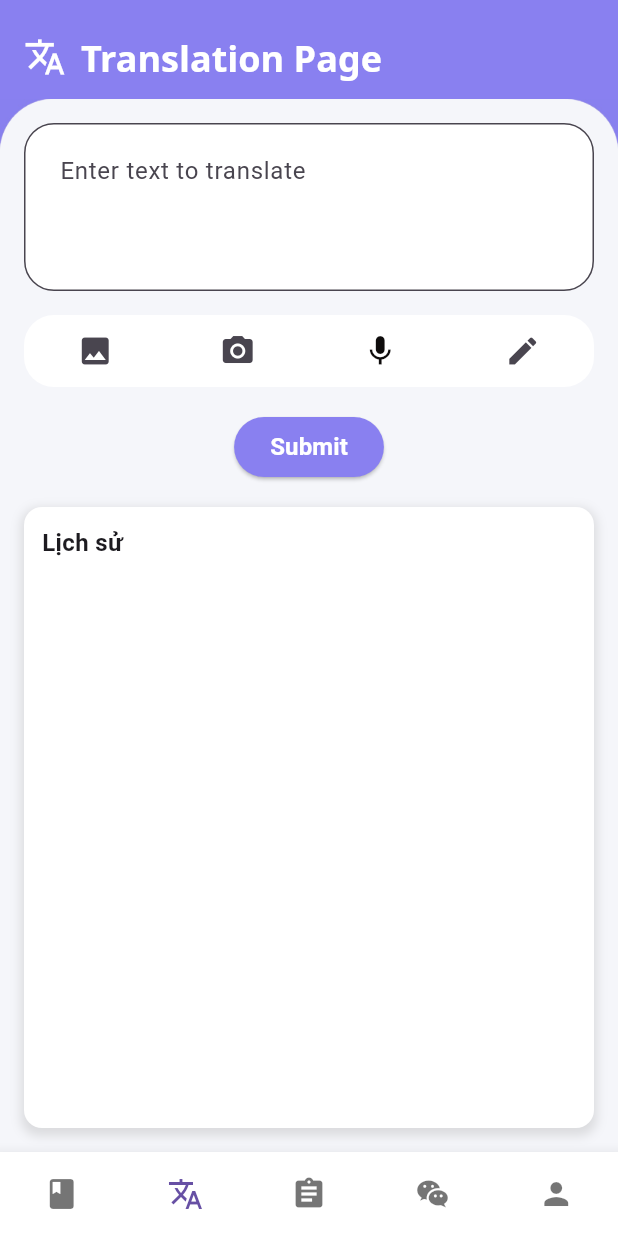
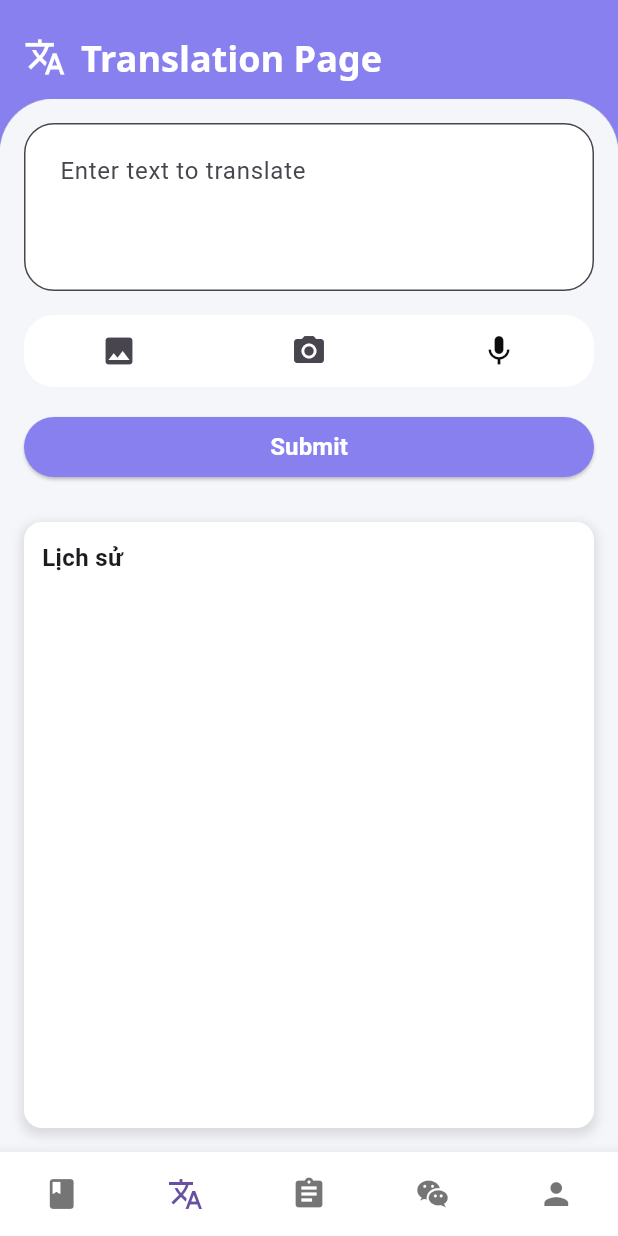
Before and after one commit to LearnJapaneseUET/AndroidFrontend, a Flutter app: the screen it shows once a user with an empty profile is signed in, item 2 of the bottom bar chosen, on a phone screen of 412 x 824 dp. Run offline on Flutter 3.47's test engine with Material 3 defaults, Android fonts, the phone set to English and light mode, and no system bars; our stand-ins replace audioplayers, camera, file_picker, firebase_auth, firebase_core, firebase_messaging and 12 more; missing offline and left inert: flutter_sound, mailer; accounts and stored records are empty; Roboto replaces fonts that are missing (Noto Sans).

Commit message:
fix: translation page

```diff
--- a/lib/pages/translation_page.dart
+++ b/lib/pages/translation_page.dart
@@ -1,4 +1,5 @@
 import 'dart:convert';
+import 'dart:developer';
 
 import 'package:flutter/material.dart';
 import 'package:image_picker/image_picker.dart';
@@ -87,8 +88,13 @@
         String responseBody = response.body;
         setState(() {
           final Map<String, dynamic> decodedResponse = jsonDecode(responseBody);
-          _translationResult = decodedResponse['response']
-              .toString(); // Ensure the response is converted to a string
+          _translationResult = decodedResponse['response'].toString();
+          log("dit eeeeeeeeeee ${_translationResult!.substring(1, _translationResult!.length - 2)}");
+          _translationResult = _translationResult!.substring(1, _translationResult!.length - 2);
+          // .toString(); // Ensure the response is converted to a string
+          // String? dumaaa = _translationResult?[0].substring(1, _translationResult!.length - 2);
+          // log("dit me mayyy ${dumaaa!}");
+
         });
       } else {
         debugPrint('dangtiendung1201: Response body: ${response.statusCode}');
@@ -206,7 +212,8 @@
         child: Padding(
           padding: const EdgeInsets.all(16.0),
           child: Column(
-            children: [
+            crossAxisAlignment: CrossAxisAlignment.stretch,
+            children: <Widget>[
               TextField(
                 controller: _textController,
                 decoration: InputDecoration(
@@ -262,12 +269,7 @@
                         }
                       },
                     ),
-                    IconButton(
-                      icon: const Icon(Icons.edit),
-                      onPressed: () {
-                        // Implement handwriting input logic here
-                      },
-                    ),
+
                   ],
                 ),
               ),
@@ -291,13 +293,48 @@
                   ),
                 ),
               ),
-              const SizedBox(height: 16),
+              const SizedBox(width: 10, height: 16),
               if (_translationResult != null)
-                Text(
-                  'Translation: $_translationResult',
-                  style: const TextStyle(
-                      fontSize: 16, fontWeight: FontWeight.bold),
+                Container(
+                  decoration: BoxDecoration(
+                    color: Colors.white, // Màu nền trắng
+                    borderRadius: BorderRadius.circular(12), // Bo góc
+                    boxShadow: [
+                      BoxShadow(
+                        color: Colors.grey
+                            .withOpacity(0.3), // Hiệu ứng đổ bóng nhẹ
+                        spreadRadius: 2,
+                        blurRadius: 5,
+                        offset: Offset(0, 3), // Đổ bóng xuống dưới
+                      ),
+                    ],
+                  ),
+                  padding: const EdgeInsets.all(
+                      12.0),
+                  child: Column(
+                    crossAxisAlignment: CrossAxisAlignment.start,
+                    children: [
+                      const Text(
+                        'Dịch',
+                        style: TextStyle(
+                          fontSize: 16,
+                          fontWeight: FontWeight.bold,
+                        ),
+                      ),
+                      const SizedBox(
+                          height: 8),
+                      Text(
+
+                        '$_translationResult',
+                        style: const TextStyle(
+                            fontSize: 16),
+                      ),
+                    ],
+                  ),
                 ),
+              const SizedBox(
+                  width: 10,
+                  height: 10),
               Expanded(
                 child: Container(
                   decoration: BoxDecoration(
```
